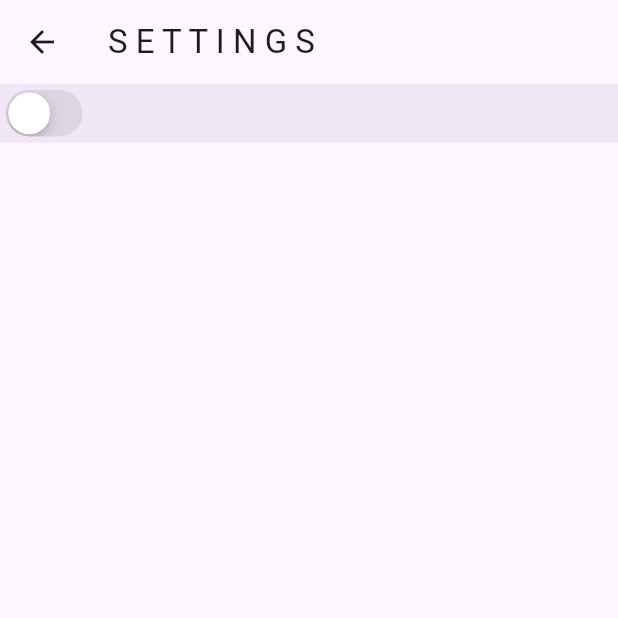
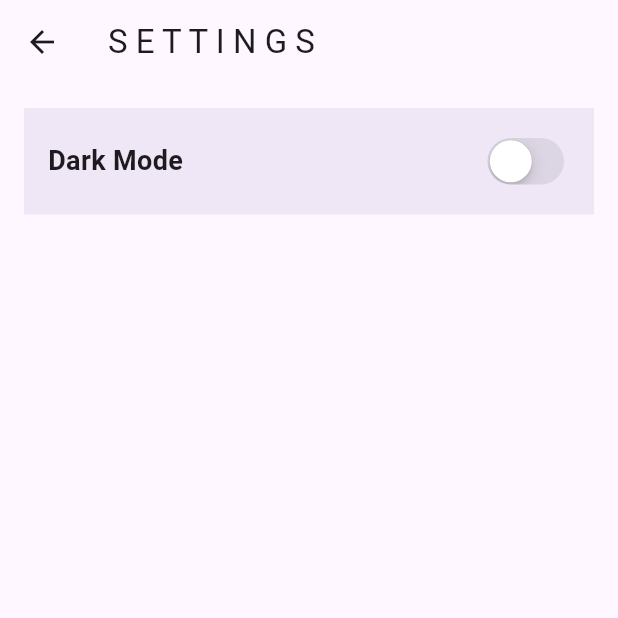
Before and after one commit to HAMYL-Aththnayaka/yazz_player_app_, a Flutter app: the SettingPage screen opened by its route, on a phone screen of 412 x 824 dp, the top half of it. Run offline on Flutter 3.47's test engine with Material 3 defaults, Android fonts, the light colour scheme and no system bars.

Commit message:
Code cleanup and better styles were adede

```diff
--- a/lib/Pages/setting_page.dart
+++ b/lib/Pages/setting_page.dart
@@ -16,8 +16,19 @@ class SettingPage extends StatelessWidget {
         decoration:BoxDecoration(
         color:Theme.of(context).colorScheme.primary.withOpacity(0.1),
         ),
+        padding:EdgeInsets.all(16.0),
+        margin:EdgeInsets.all(16.0),
         child:Row(
+          mainAxisAlignment:MainAxisAlignment.spaceBetween,
           children:[
+              Text(
+                'Dark Mode',
+                style:TextStyle(
+                  fontSize:18.0,
+                  fontWeight:FontWeight.bold,
+                ),
+              ),
+              Spacer(),
             //darken and light mode switch
             CupertinoSwitch(
               value:Provider.of<ThemeProvider>(context).isDarkMode,
```
